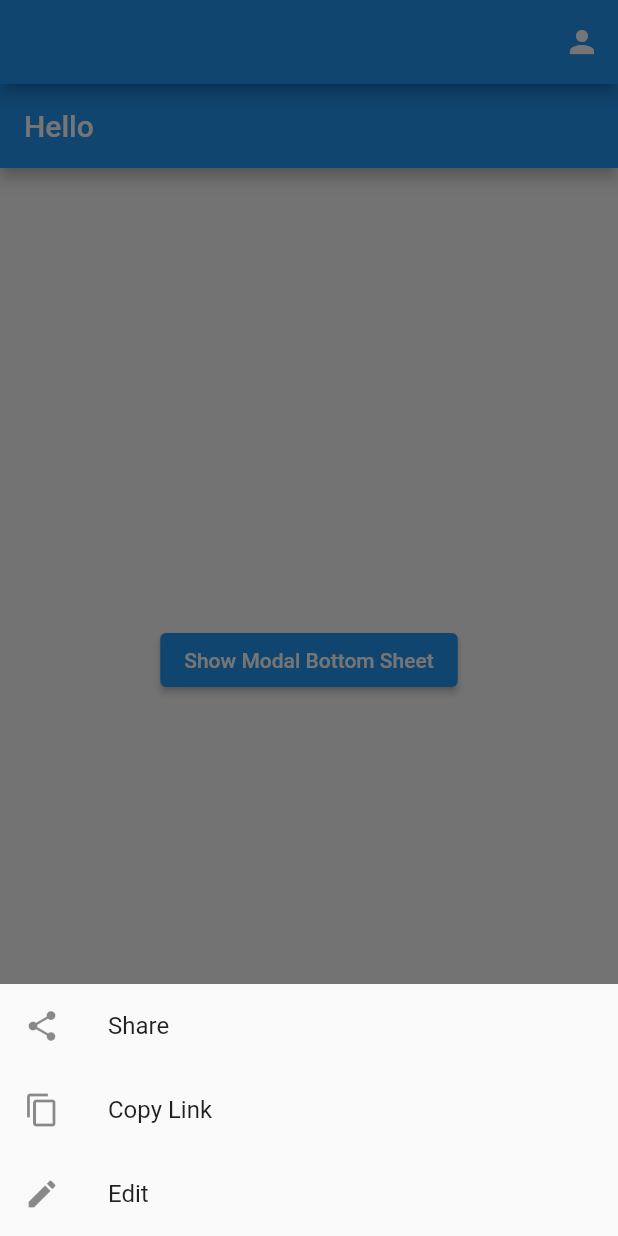
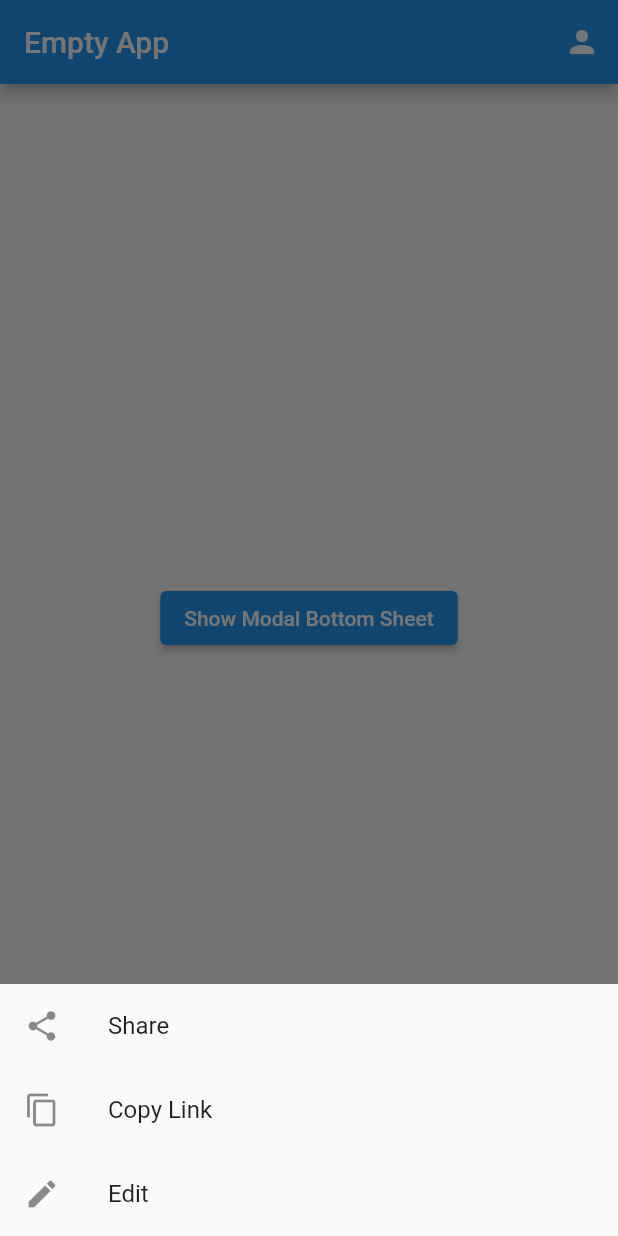
Before and after one commit to AlulaLeak/flutter-firebase-auth, a Flutter app: the screen it shows once a user with an empty profile is signed in, after a tap on "Show Modal Bottom Sheet", on a phone screen of 412 x 824 dp. Run offline on Flutter 3.47's test engine with Material 2 defaults, Android fonts, the phone set to English and light mode, and no system bars; our stand-ins replace firebase_auth, firebase_core, image_picker; missing offline and left inert: flutterfire_ui; accounts and stored records are empty; generated files the repository leaves out were written again; statements that could not run were skipped.

Commit message:
added packages and refactored code

```diff
--- a/lib/auth_gate.dart
+++ b/lib/auth_wrapper.dart
@@ -4,8 +4,8 @@ import 'package:flutterfire_ui/auth.dart';
 
 import 'home.dart';
 
-class AuthGate extends StatelessWidget {
-  const AuthGate({super.key});
+class AuthWrapper extends StatelessWidget {
+  const AuthWrapper({super.key});
 
   @override
   Widget build(BuildContext context) {
--- a/lib/hello.dart
+++ b/lib/hello.dart
@@ -6,9 +6,6 @@ class Hello extends StatelessWidget {
   @override
   Widget build(BuildContext context) {
     return Scaffold(
-      appBar: AppBar(
-        title: const Text('Hello'),
-      ),
       body: Builder(
         builder: (context) {
           return Center(
--- a/lib/home.dart
+++ b/lib/home.dart
@@ -1,8 +1,9 @@
-import 'package:fireflutter/hello.dart';
+import 'dart:io';
+
+import 'package:image_picker/image_picker.dart';
 import 'package:flutter/material.dart';
-import 'package:flutterfire_ui/auth.dart';
-import './src/sample_feature/sample_item_list_view.dart';
-import './src/sample_feature/sample_item_details_view.dart';
+import './widgets/profile_icon.dart';
+import './hello.dart';
 
 void main() => runApp(const HomeScreen());
 
@@ -17,8 +18,6 @@ class HomeScreen extends StatelessWidget {
       title: _title,
       routes: {
         '/': (context) => const MyStatefulWidget(),
-        '/sample_item': (context) => const SampleItemDetailsView(),
-        '/sample_list': (context) => const SampleItemListView(),
       },
     );
   }
@@ -37,8 +36,8 @@ class _MyStatefulWidgetState extends State<MyStatefulWidget> {
   //     TextStyle(fontSize: 30, fontWeight: FontWeight.bold);
   static const List<Widget> _widgetOptions = <Widget>[
     Hello(),
-    SampleItemListView(),
-    SampleItemListView(),
+    Hello(),
+    Hello(),
   ];
 
   void _onItemTapped(int index) {
@@ -51,35 +50,9 @@ class _MyStatefulWidgetState extends State<MyStatefulWidget> {
   Widget build(BuildContext context) {
     return Scaffold(
       appBar: AppBar(
-        actions: [
-          IconButton(
-            icon: const Icon(Icons.person),
-            onPressed: () {
-              Navigator.push(
-                context,
-                MaterialPageRoute<ProfileScreen>(
-                  builder: (context) => ProfileScreen(
-                    appBar: AppBar(
-                      title: const Text('User Profile'),
-                    ),
-                    actions: [
-                      SignedOutAction((context) {
-                        Navigator.of(context).pop();
-                      })
-                    ],
-                    children: [
-                      const Divider(),
-                      Padding(
-                        padding: const EdgeInsets.all(2),
-                        child: Image.asset('placeholder.jpg', scale: 1),
-                      ),
-                      const Divider(),
-                    ],
-                  ),
-                ),
-              );
-            },
-          )
+        title: const Text('Empty App'),
+        actions: const [
+          ProfileIcon(),
         ],
         automaticallyImplyLeading: false,
       ),
--- a/lib/main.dart
+++ b/lib/main.dart
@@ -1,23 +1,14 @@
 import 'package:flutter/material.dart';
-
-import 'src/settings/settings_controller.dart';
-import 'src/settings/settings_service.dart';
-
 import 'package:firebase_core/firebase_core.dart';
 import 'package:firebase_auth/firebase_auth.dart';
 import 'firebase_options.dart';
-import 'auth_gate.dart';
+import 'auth_wrapper.dart';
 
 void main() async {
-  // Set up the SettingsController, which will glue user settings to multiple
-  // Flutter Widgets.
-
   WidgetsFlutterBinding.ensureInitialized();
-
   await Firebase.initializeApp(
     options: DefaultFirebaseOptions.currentPlatform,
   );
-
   FirebaseAuth.instance.authStateChanges().listen((User? user) {
     if (user == null) {
       print('User is currently signed out!');
@@ -25,16 +16,6 @@ void main() async {
       print('User is signed in!');
     }
   });
-
-  final settingsController = SettingsController(SettingsService());
-
-  // Load the user's preferred theme while the splash screen is displayed.
-  // This prevents a sudden theme change when the app is first displayed.
-  await settingsController.loadSettings();
-
-  // Run the app and pass in the SettingsController. The app listens to the
-  // SettingsController for changes, then passes it further down to the
-  // SettingsView.
   runApp(const MyApp());
 }
 
@@ -46,9 +27,7 @@ class MyApp extends StatelessWidget {
       theme: ThemeData(
         primarySwatch: Colors.blue,
       ),
-      routes: {
-        '/': (context) => const AuthGate(),
-      },
+      home: const AuthWrapper(),
     );
   }
 }
--- /dev/null
+++ b/lib/widgets/profile_icon.dart
@@ -0,0 +1,24 @@
+import 'package:flutter/material.dart';
+import 'package:flutterfire_ui/auth.dart';
+import './profile.dart';
+
+class ProfileIcon extends StatelessWidget {
+  const ProfileIcon({
+    super.key,
+  });
+
+  @override
+  Widget build(BuildContext context) {
+    return IconButton(
+      icon: const Icon(Icons.person),
+      onPressed: () {
+        Navigator.push(
+          context,
+          MaterialPageRoute<ProfileScreen>(
+            builder: (context) => const Profile(),
+          ),
+        );
+      },
+    );
+  }
+}
--- a/pubspec.yaml
+++ b/pubspec.yaml
@@ -2,12 +2,12 @@ name: fireflutter
 description: A new Flutter project.
 
 # Prevent accidental publishing to pub.dev.
-publish_to: 'none'
+publish_to: "none"
 
 version: 1.0.0+1
 
 environment:
-  sdk: '>=2.19.0-146.2.beta <3.0.0'
+  sdk: ">=2.19.0-146.2.beta <3.0.0"
 
 dependencies:
   firebase_auth: ^3.11.0
@@ -17,6 +17,7 @@ dependencies:
   flutter_localizations:
     sdk: flutter
   flutterfire_ui: ^0.4.3+11
+  image_picker: ^0.8.5+3
 
 dev_dependencies:
   flutter_test:
```
Also changed, not shown: lib/widgets/profile.dart (added, +30 -0 lines), lib/firebase_options.dart, pubspec.lock.
